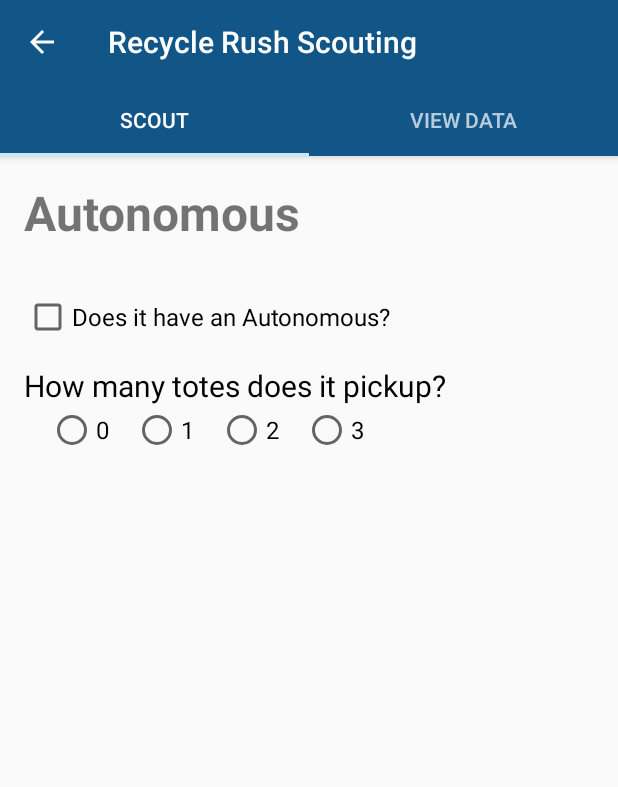
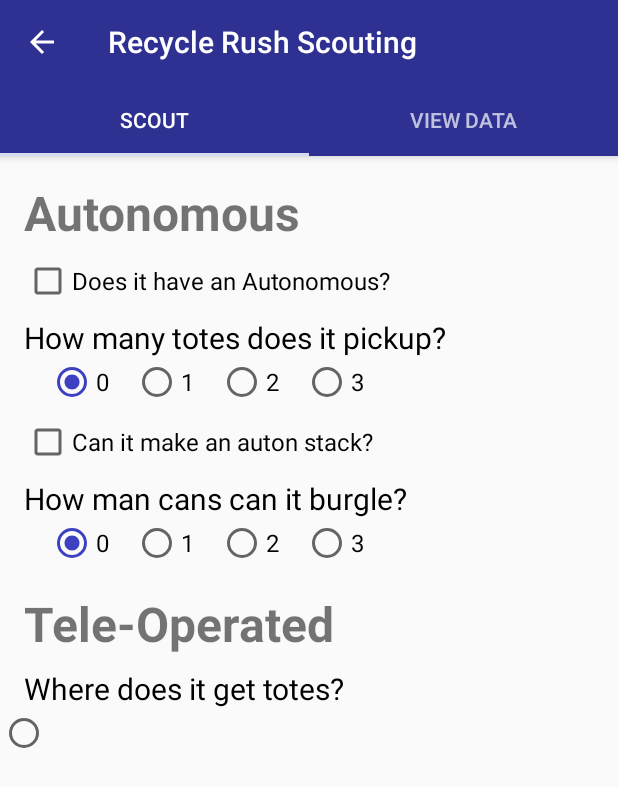
Before and after one commit to Brendon-Egolf/FRCScoutingApp2016, an Android app: the screen it shows after launch (MainActivity), on a phone screen of 412 x 824 dp. Shown: the top 787 px of the screen. Run offline under Robolectric (Android 15) with nearby library versions, the phone set to English and light mode, and no system bars.

Commit message:
adding scouting sheet layout

```diff
--- a/app/build.gradle
+++ b/app/build.gradle
@@ -19,8 +19,11 @@ android {
     }
 }
 
+
+
 dependencies {
     compile fileTree(dir: 'libs', include: ['*.jar'])
     compile 'com.android.support:appcompat-v7:23.1.0'
     compile 'com.android.support:design:23.0.1'
+
 }
--- /dev/null
+++ b/app/src/main/java/com/petoskeypaladins/recyclerushscouting/Stack.java
@@ -0,0 +1,34 @@
+package com.petoskeypaladins.recyclerushscouting;
+
+import android.app.Fragment;
+import android.os.Bundle;
+import android.view.LayoutInflater;
+import android.view.View;
+import android.view.ViewGroup;
+
+
+
+public class Stack extends Fragment {
+
+    public Stack() {
+        // Required empty public constructor
+    }
+
+    @Override
+    public void onCreate(Bundle savedInstanceState) {
+        super.onCreate(savedInstanceState);
+
+    }
+
+    @Override
+    public View onCreateView(LayoutInflater inflater, ViewGroup container,
+                             Bundle savedInstanceState) {
+        // Inflate the layout for this fragment
+        return inflater.inflate(R.layout.fragment_stack, container, false);
+    }
+
+
+
+
+
+}
--- a/app/src/main/res/layout/activity_main.xml
+++ b/app/src/main/res/layout/activity_main.xml
@@ -22,7 +22,8 @@
             android:layout_width="match_parent"
             android:layout_height="wrap_content"
             app:tabMode="fixed"
-            app:tabGravity="fill"/>
+            app:tabGravity="fill"
+            app:tabIndicatorColor="@color/tab_indicator" />
 
     </android.support.design.widget.AppBarLayout>
 
@@ -30,6 +31,6 @@
         android:id="@+id/viewpager"
         android:layout_width="match_parent"
         android:layout_height="match_parent"
-        app:layout_behavior="@string/appbar_scrolling_view_behavior"  />
+        app:layout_behavior="@string/appbar_scrolling_view_behavior" />
 
 </android.support.design.widget.CoordinatorLayout>
--- a/app/src/main/res/layout/fragment_scouting_sheet.xml
+++ b/app/src/main/res/layout/fragment_scouting_sheet.xml
@@ -7,11 +7,14 @@
         android:layout_width="match_parent"
         android:layout_height="match_parent">
 
-        <TextView android:layout_width="wrap_content" android:layout_height="wrap_content"
+        <TextView
+            android:layout_width="wrap_content"
+            android:layout_height="wrap_content"
             android:id="@+id/auton_label"
             android:text="@string/auton_mode"
             android:textSize="@dimen/header"
-            android:layout_margin="@dimen/margin_small"
+            android:layout_marginLeft="@dimen/margin_small"
+            android:layout_marginTop="@dimen/margin_small"
             android:textStyle="bold" />
 
         <CheckBox android:id="@+id/can_auton"
@@ -20,7 +23,10 @@
             android:layout_below="@id/auton_label"
             android:text="@string/can_auton"
             android:textSize="@dimen/item_label"
-            android:layout_margin="@dimen/margin_small" />
+            android:layout_marginLeft="@dimen/margin_small"
+            android:layout_marginTop="@dimen/margin_x_small"
+
+            />
 
         <TextView android:id="@+id/n_totes"
             android:layout_width="wrap_content"
@@ -29,6 +35,7 @@
             android:text="@string/n_totes"
             android:textSize="@dimen/group_label"
             android:layout_marginLeft="@dimen/margin_small"
+            android:layout_marginTop="@dimen/margin_x_small"
             android:textColor="@color/black"/>
 
         <RadioGroup android:id="@+id/can_totes"
@@ -36,14 +43,16 @@
             android:layout_height="wrap_content"
             android:layout_below="@id/n_totes"
             android:orientation="horizontal"
-            android:layout_marginLeft="@dimen/margin_small" >
+            android:layout_marginLeft="@dimen/margin_small"
+            android:checkedButton="@+id/zero_auton_tote">
 
             <RadioButton android:id="@+id/zero_auton_tote"
                 android:layout_width="wrap_content"
                 android:layout_height="wrap_content"
                 android:layout_marginLeft="@dimen/margin_small"
                 android:text="0"
-                android:textSize="@dimen/item_label"/>
+                android:textSize="@dimen/item_label"
+                />
 
             <RadioButton android:id="@+id/one_auton_tote"
                 android:layout_width="wrap_content"
@@ -68,6 +77,98 @@
 
         </RadioGroup>
 
+        <CheckBox android:id="@+id/can_stack"
+            android:layout_width="wrap_content"
+            android:layout_height="wrap_content"
+            android:text="@string/can_stack"
+            android:textSize="@dimen/item_label"
+            android:layout_below="@+id/can_totes"
+            android:layout_marginLeft="@dimen/margin_small"
+            android:layout_marginTop="@dimen/margin_x_small"/>
+
+        <TextView android:id="@+id/can_can"
+            android:layout_width="wrap_content"
+            android:layout_height="wrap_content"
+            android:layout_below="@id/can_stack"
+            android:text="@string/n_cans"
+            android:textSize="@dimen/group_label"
+            android:layout_marginLeft="@dimen/margin_small"
+            android:layout_marginTop="@dimen/margin_x_small"
+            android:textColor="@color/black"/>
+
+        <RadioGroup android:id="@+id/can_burgle"
+            android:layout_width="wrap_content"
+            android:layout_height="wrap_content"
+            android:layout_below="@id/can_can"
+            android:orientation="horizontal"
+            android:layout_marginLeft="@dimen/margin_small"
+            android:checkedButton="@+id/zero_auton_can">
+
+            <RadioButton android:id="@+id/zero_auton_can"
+                android:layout_width="wrap_content"
+                android:layout_height="wrap_content"
+                android:layout_marginLeft="@dimen/margin_small"
+                android:text="0"
+                android:textSize="@dimen/item_label"
+                />
+
+            <RadioButton android:id="@+id/one_auton_can"
+                android:layout_width="wrap_content"
+                android:layout_height="wrap_content"
+                android:layout_marginLeft="@dimen/margin_small"
+                android:text="1"
+                android:textSize="@dimen/item_label"
+                />
+
+            <RadioButton android:id="@+id/two_auton_can"
+                android:layout_width="wrap_content"
+                android:layout_height="wrap_content"
+                android:layout_marginLeft="@dimen/margin_small"
+                android:text="2"
+                android:textSize="@dimen/item_label"
+                />
+
+            <RadioButton android:id="@+id/three_auton_can"
+                android:layout_width="wrap_content"
+                android:layout_height="wrap_content"
+                android:layout_marginLeft="@dimen/margin_small"
+                android:text="3"
+                android:textSize="@dimen/item_label"
+                />
+
+        </RadioGroup>
+
+        <TextView android:id="@+id/teleop_label"
+            android:layout_width="wrap_content"
+            android:layout_height="wrap_content"
+            android:text="@string/teleop_mode"
+            android:textSize="@dimen/header"
+            android:layout_below="@id/can_burgle"
+            android:layout_marginLeft="@dimen/margin_small"
+            android:layout_marginTop="@dimen/margin_small"
+            android:textStyle="bold" />
+
+        <TextView android:id="@+id/pickup_label"
+            android:layout_width="wrap_content"
+            android:layout_height="wrap_content"
+            android:text="@string/pickup"
+            android:textColor="@color/black"
+            android:textSize="@dimen/group_label"
+            android:layout_below="@id/teleop_label"
+            android:layout_marginTop="@dimen/margin_x_small"
+            android:layout_marginLeft="@dimen/margin_small"/>
+
+        <RadioGroup android:id="@+id/pickup"
+            android:layout_width="wrap_content"
+            android:layout_height="wrap_content"
+            android:layout_below="@id/pickup_label"
+            >
+            <RadioButton android:id="@+id/human_pickup"
+                android:layout_width="wrap_content"
+                android:layout_height="wrap_content"
+                />
+        </RadioGroup>
+
     </RelativeLayout>
 
 </FrameLayout>
--- /dev/null
+++ b/app/src/main/res/layout/fragment_stack.xml
@@ -0,0 +1,10 @@
+<FrameLayout xmlns:android="http://schemas.android.com/apk/res/android"
+    xmlns:tools="http://schemas.android.com/tools" android:layout_width="match_parent"
+    android:layout_height="match_parent"
+    tools:context="com.petoskeypaladins.recyclerushscouting.Stack">
+
+    <!-- TODO: Update blank fragment layout -->
+    <TextView android:layout_width="wrap_content" android:layout_height="wrap_content"
+        android:text="@string/hello_blank_fragment" />
+
+</FrameLayout>
--- a/app/src/main/res/values/colors.xml
+++ b/app/src/main/res/values/colors.xml
@@ -1,10 +1,13 @@
 <?xml version="1.0" encoding="utf-8"?>
 <resources>
-    <color name="colorPrimary">#125688</color>
-    <color name="colorPrimaryDark">#125688</color>
+    <color name="colorPrimary">#2E3192</color>
+    <color name="colorPrimaryDark">#27297b</color>
     <color name="textColorPrimary">#FFFFFF</color>
     <color name="windowBackground">#FFFFFF</color>
-    <color name="navigationBarColor">#000000</color>
-    <color name="colorAccent">#c8e8ff</color>
+    <color name="navigationBarColor">#111235</color>
+    <color name="colorAccent">#3d41c1</color>
     <color name="black">#000000</color>
+    <color name="button">#3d41c1</color>
+    <color name="tab_indicator">#d7d8f2</color>
+
 </resources>
--- a/app/src/main/res/values/dimens.xml
+++ b/app/src/main/res/values/dimens.xml
@@ -11,5 +11,6 @@
     <dimen name="margin_medium">24dp</dimen>
     <dimen name="item_label">16dp</dimen>
     <dimen name="group_label">20dp</dimen>
+    <dimen name="margin_x_small">8dp</dimen>
 
 </resources>
--- a/app/src/main/res/values/strings.xml
+++ b/app/src/main/res/values/strings.xml
@@ -10,5 +10,11 @@
     <string name="auton_mode">Autonomous</string>
     <string name="can_auton">Does it have an Autonomous?</string>
     <string name="n_totes">How many totes does it pickup?</string>
+    <string name="n_cans">How man cans can it burgle?</string>
+    <string name="can_stack">Can it make an auton stack?</string>
+    <string name="teleop_mode">Tele-Operated</string>
+    <string name="pickup">Where does it get totes?</string>
+    <string name="human_pickup">Human Station</string>
+    <string name="landfill">Landfill</string>
 
 </resources>
```
Also changed, not shown: 1 other file.
